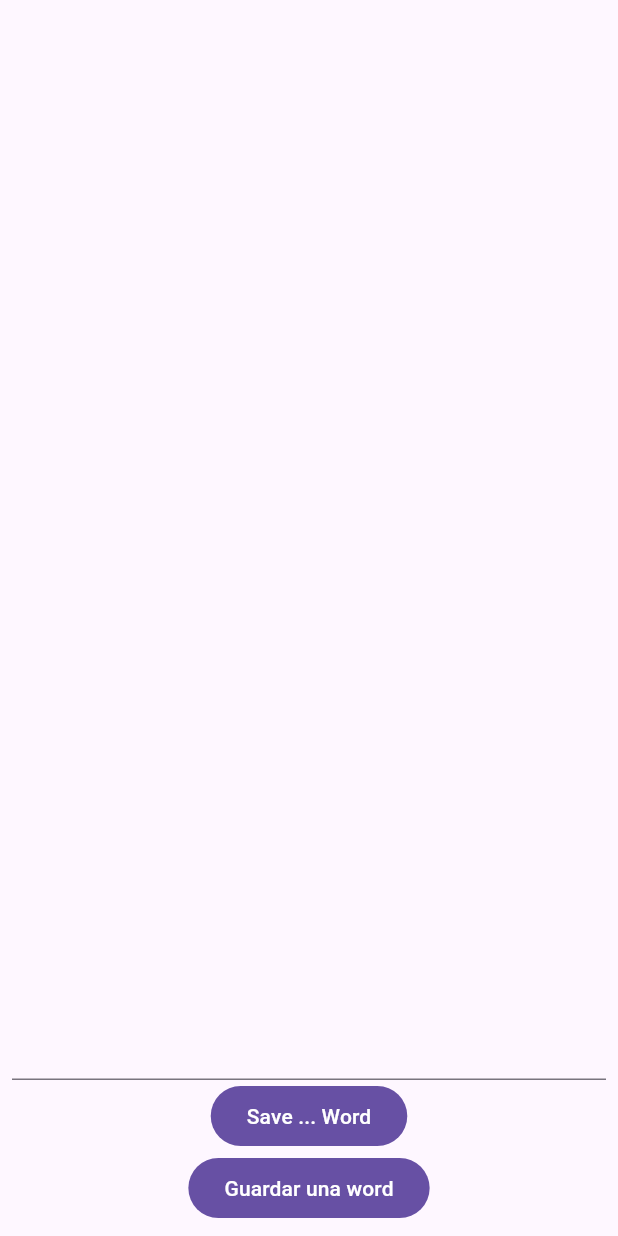
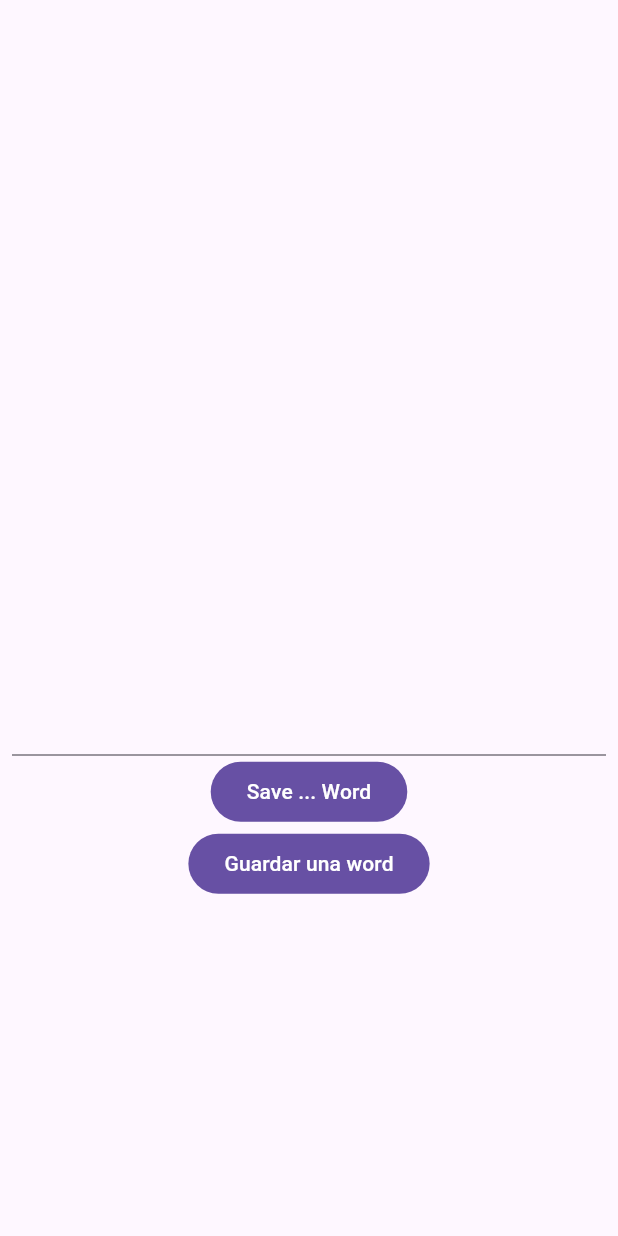
Before and after one commit to holamellamoyago/Flutter-YagoOteroMartinez, a Flutter app: the screen it shows after launch, on a phone screen of 412 x 824 dp. Run offline on Flutter 3.47's test engine with Material 3 defaults, Android fonts, the phone set to English and light mode, and no system bars; drawn by our look-alikes of carousel_slider; our stand-ins replace animate_do, blurrycontainer, cloud_firestore, dio, firebase_auth, firebase_core and 14 more; missing offline and left inert: animated_icon_button, custom_clippers, dart:ffi, dynamic_background; accounts and stored records are empty.

```diff
--- /dev/null
+++ b/english_mvvm_provider_clean/lib/data/strings/app_strings.dart
@@ -0,0 +1,4 @@
+class AppStrings {
+  final question_1 = "What does '";
+  final question_2 = "' mean?";
+}
--- a/english_mvvm_provider_clean/lib/main.dart
+++ b/english_mvvm_provider_clean/lib/main.dart
@@ -33,11 +33,13 @@ class MainApp extends StatelessWidget {
 
   @override
   Widget build(BuildContext context) {
-    return const MaterialApp(home: Scaffold(body: Column(
-      children: [
-        ListWordsWidget(),
-        SaveWordWidget(),
-      ],
-    )));
+    return const MaterialApp(
+      home: Scaffold(
+        body: Column(
+          mainAxisAlignment: MainAxisAlignment.center,
+          children: [ListWordsWidget(), SaveWordWidget()],
+        ),
+      ),
+    );
   }
 }
--- a/english_mvvm_provider_clean/pubspec.yaml
+++ b/english_mvvm_provider_clean/pubspec.yaml
@@ -10,6 +10,7 @@ dependencies:
   carousel_slider: ^5.1.1
   flutter:
     sdk: flutter
+  flutter_screenutil: ^5.9.3
   provider: ^6.1.5+1
 
 dev_dependencies:
```
Also changed, not shown: english_mvvm_provider_clean/lib/data/view/list_words_widget.dart (+18 -14 lines), english_mvvm_provider_clean/pubspec.lock.
